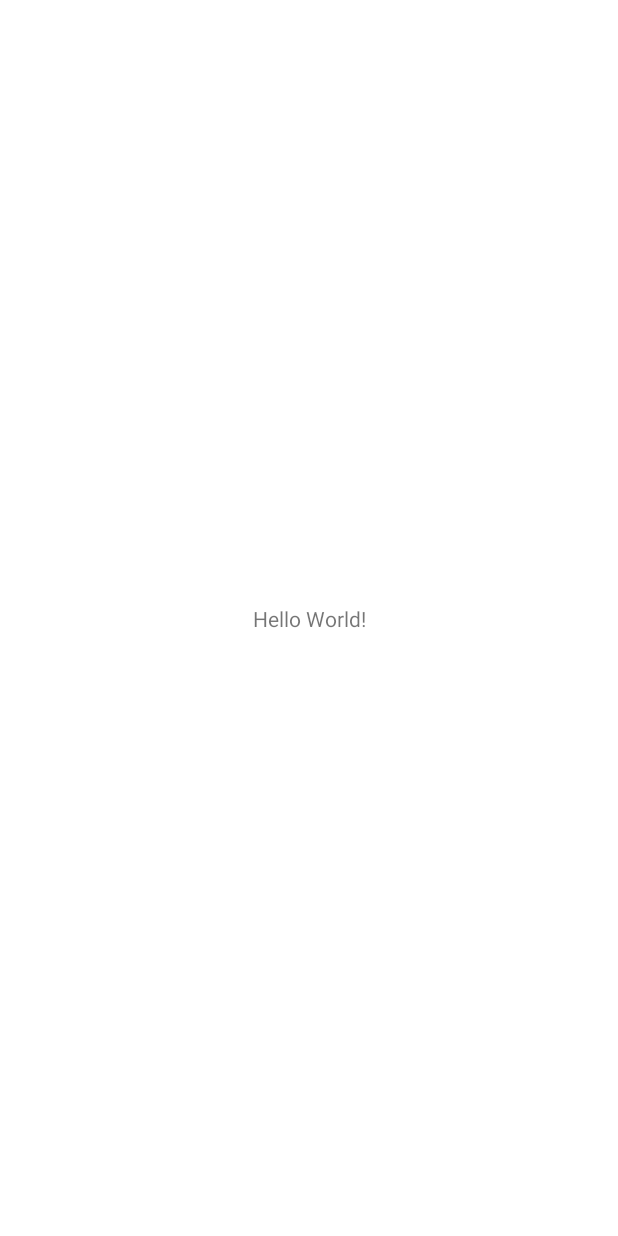
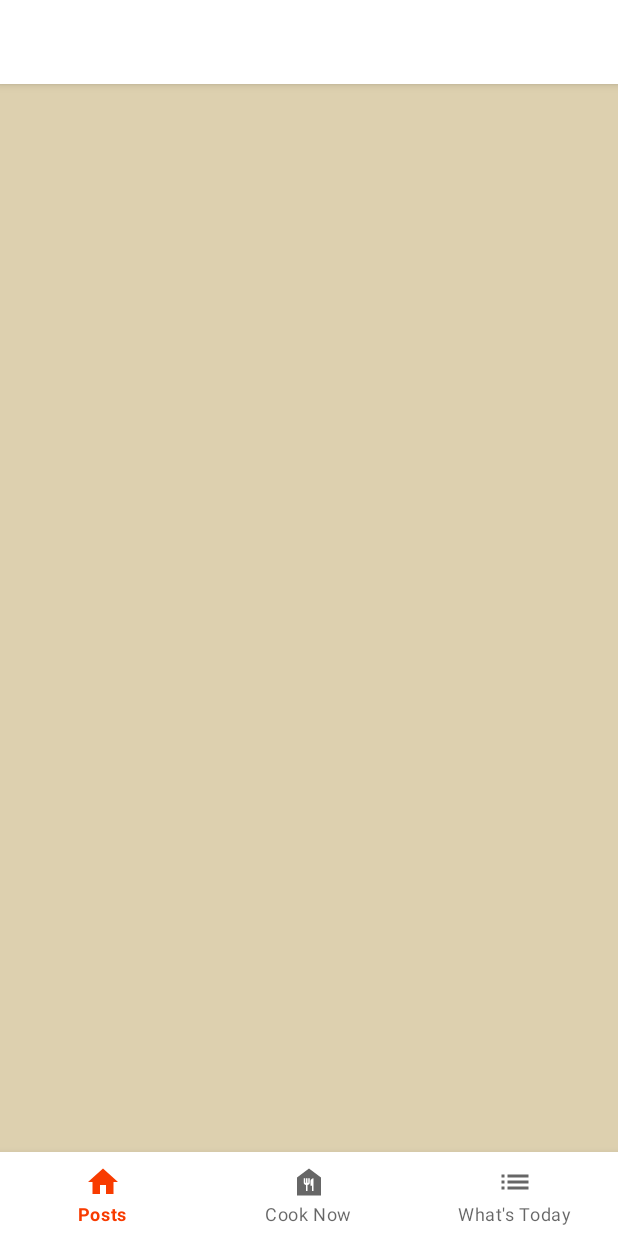
Before and after one commit to hey-aayush/Ratatouille, an Android app: the screen it shows after launch once a user with an empty profile is signed in (MainActivity before the commit, StartActivity after it), on a phone screen of 412 x 824 dp. Before the commit the screen is almost empty. Run offline under Robolectric (Android 15) with nearby library versions, the phone set to English and light mode, and no system bars; our stand-ins replace Firebase (no records; nobody signed in at launch, a user with empty details on screens opened directly), data binding.

Commit message:
added bottom navigation layout

```diff
--- a/app/src/main/AndroidManifest.xml
+++ b/app/src/main/AndroidManifest.xml
@@ -9,7 +9,8 @@
         android:roundIcon="@mipmap/ic_launcher_round"
         android:supportsRtl="true"
         android:theme="@style/Theme.Ratatouille">
-        <activity android:name=".MainActivity"></activity>
+        <activity android:name=".Activity.StartActivity"></activity>
+        <activity android:name=".MainActivity" />
         <activity android:name=".Authentication.Register" />
         <activity android:name=".Authentication.Login">
             <intent-filter>
--- /dev/null
+++ b/app/src/main/java/com/example/ratatouille/Activity/StartActivity.java
@@ -0,0 +1,16 @@
+package com.example.ratatouille.Activity;
+
+import androidx.appcompat.app.AppCompatActivity;
+
+import android.os.Bundle;
+
+import com.example.ratatouille.R;
+
+public class StartActivity extends AppCompatActivity {
+
+    @Override
+    protected void onCreate(Bundle savedInstanceState) {
+        super.onCreate(savedInstanceState);
+        setContentView(R.layout.activity_start);
+    }
+}
--- a/app/src/main/java/com/example/ratatouille/Authentication/Login.java
+++ b/app/src/main/java/com/example/ratatouille/Authentication/Login.java
@@ -16,7 +16,8 @@ import android.widget.ProgressBar;
 import android.widget.TextView;
 import android.widget.Toast;
 
-import com.example.ratatouille.MainActivity;
+import com.example.ratatouille.Activity.StartActivity;
+
 import com.example.ratatouille.R;
 import com.google.android.gms.tasks.OnCompleteListener;
 import com.google.android.gms.tasks.OnFailureListener;
@@ -51,7 +52,7 @@ public class Login extends AppCompatActivity {
         user = mAuth.getCurrentUser();
         // If user is logged in already directly open home page
         if(user!=null && user.isEmailVerified()){
-            startActivity(new Intent(getApplicationContext(), MainActivity.class));
+            startActivity(new Intent(getApplicationContext(), StartActivity.class));
             finish();
         }
 
@@ -88,7 +89,7 @@ public class Login extends AppCompatActivity {
                         if (task.isSuccessful()) {
                             user = mAuth.getCurrentUser();
                             if(user.isEmailVerified()){  //verifying the email
-                                startActivity(new Intent(getApplicationContext(), MainActivity.class));
+                                startActivity(new Intent(getApplicationContext(), StartActivity.class));
                                 Toast.makeText(Login.this, "Logged in Successfully", Toast.LENGTH_SHORT).show();}
                             else Toast.makeText(getApplicationContext(),"Please verify email",Toast.LENGTH_SHORT).show();
                         } else {
--- a/app/src/main/java/com/example/ratatouille/Authentication/Register.java
+++ b/app/src/main/java/com/example/ratatouille/Authentication/Register.java
@@ -12,6 +12,7 @@ import android.widget.EditText;
 import android.widget.ProgressBar;
 import android.widget.Toast;
 
+import com.example.ratatouille.Activity.StartActivity;
 import com.example.ratatouille.MainActivity;
 import com.example.ratatouille.Models.User;
 import com.example.ratatouille.R;
@@ -147,7 +148,7 @@ public class Register extends AppCompatActivity {
                                 }
                             })
                             ;
-                            startActivity(new Intent(getApplicationContext(), MainActivity.class));
+                            startActivity(new Intent(getApplicationContext(), StartActivity.class));
                         }else {
                             Toast.makeText(Register.this, "Error ! " + task.getException().getMessage(), Toast.LENGTH_SHORT).show();
                             //progressBar.setVisibility(View.GONE);
--- /dev/null
+++ b/app/src/main/res/drawable/ic_baseline_account_circle_24.xml
@@ -0,0 +1,5 @@
+<vector android:height="24dp" android:tint="#FF2200"
+    android:viewportHeight="24" android:viewportWidth="24"
+    android:width="24dp" xmlns:android="http://schemas.android.com/apk/res/android">
+    <path android:fillColor="@android:color/white" android:pathData="M12,2C6.48,2 2,6.48 2,12s4.48,10 10,10 10,-4.48 10,-10S17.52,2 12,2zM12,5c1.66,0 3,1.34 3,3s-1.34,3 -3,3 -3,-1.34 -3,-3 1.34,-3 3,-3zM12,19.2c-2.5,0 -4.71,-1.28 -6,-3.22 0.03,-1.99 4,-3.08 6,-3.08 1.99,0 5.97,1.09 6,3.08 -1.29,1.94 -3.5,3.22 -6,3.22z"/>
+</vector>
--- /dev/null
+++ b/app/src/main/res/drawable/ic_baseline_food_bank_24.xml
@@ -0,0 +1,10 @@
+<vector xmlns:android="http://schemas.android.com/apk/res/android"
+    android:width="24dp"
+    android:height="24dp"
+    android:viewportWidth="24"
+    android:viewportHeight="24"
+    android:tint="?attr/colorControlNormal">
+    <path
+        android:fillColor="@android:color/white"
+        android:pathData="M12,3L4,9v12h16V9L12,3zM12.5,12.5c0,0.83 -0.67,1.5 -1.5,1.5v4h-1v-4c-0.83,0 -1.5,-0.67 -1.5,-1.5v-3h1v3H10v-3h1v3h0.5v-3h1V12.5zM15,18h-1v-3.5h-1v-3c0,-1.1 0.9,-2 2,-2V18z"/>
+</vector>
--- /dev/null
+++ b/app/src/main/res/drawable/ic_baseline_home_24.xml
@@ -0,0 +1,10 @@
+<vector xmlns:android="http://schemas.android.com/apk/res/android"
+    android:width="24dp"
+    android:height="24dp"
+    android:viewportWidth="24"
+    android:viewportHeight="24"
+    android:tint="?attr/colorControlNormal">
+    <path
+        android:fillColor="@android:color/white"
+        android:pathData="M10,20v-6h4v6h5v-8h3L12,3 2,12h3v8z"/>
+</vector>
--- /dev/null
+++ b/app/src/main/res/drawable/ic_baseline_list_24.xml
@@ -0,0 +1,10 @@
+<vector xmlns:android="http://schemas.android.com/apk/res/android"
+    android:width="24dp"
+    android:height="24dp"
+    android:viewportWidth="24"
+    android:viewportHeight="24"
+    android:tint="?attr/colorControlNormal">
+    <path
+        android:fillColor="@android:color/white"
+        android:pathData="M3,13h2v-2L3,11v2zM3,17h2v-2L3,15v2zM3,9h2L5,7L3,7v2zM7,13h14v-2L7,11v2zM7,17h14v-2L7,15v2zM7,7v2h14L21,7L7,7z"/>
+</vector>
--- /dev/null
+++ b/app/src/main/res/drawable/ic_baseline_login_24.xml
@@ -0,0 +1,5 @@
+<vector android:height="24dp" android:tint="#FF2200"
+    android:viewportHeight="24" android:viewportWidth="24"
+    android:width="24dp" xmlns:android="http://schemas.android.com/apk/res/android">
+    <path android:fillColor="@android:color/white" android:pathData="M11,7L9.6,8.4l2.6,2.6H2v2h10.2l-2.6,2.6L11,17l5,-5L11,7zM20,19h-8v2h8c1.1,0 2,-0.9 2,-2V5c0,-1.1 -0.9,-2 -2,-2h-8v2h8V19z"/>
+</vector>
--- /dev/null
+++ b/app/src/main/res/drawable/ic_settings.xml
@@ -0,0 +1,5 @@
+<vector android:height="50dp" android:tint="#939393"
+    android:viewportHeight="24" android:viewportWidth="24"
+    android:width="50dp" xmlns:android="http://schemas.android.com/apk/res/android">
+    <path android:fillColor="@android:color/white" android:pathData="M19.14,12.94c0.04,-0.3 0.06,-0.61 0.06,-0.94c0,-0.32 -0.02,-0.64 -0.07,-0.94l2.03,-1.58c0.18,-0.14 0.23,-0.41 0.12,-0.61l-1.92,-3.32c-0.12,-0.22 -0.37,-0.29 -0.59,-0.22l-2.39,0.96c-0.5,-0.38 -1.03,-0.7 -1.62,-0.94L14.4,2.81c-0.04,-0.24 -0.24,-0.41 -0.48,-0.41h-3.84c-0.24,0 -0.43,0.17 -0.47,0.41L9.25,5.35C8.66,5.59 8.12,5.92 7.63,6.29L5.24,5.33c-0.22,-0.08 -0.47,0 -0.59,0.22L2.74,8.87C2.62,9.08 2.66,9.34 2.86,9.48l2.03,1.58C4.84,11.36 4.8,11.69 4.8,12s0.02,0.64 0.07,0.94l-2.03,1.58c-0.18,0.14 -0.23,0.41 -0.12,0.61l1.92,3.32c0.12,0.22 0.37,0.29 0.59,0.22l2.39,-0.96c0.5,0.38 1.03,0.7 1.62,0.94l0.36,2.54c0.05,0.24 0.24,0.41 0.48,0.41h3.84c0.24,0 0.44,-0.17 0.47,-0.41l0.36,-2.54c0.59,-0.24 1.13,-0.56 1.62,-0.94l2.39,0.96c0.22,0.08 0.47,0 0.59,-0.22l1.92,-3.32c0.12,-0.22 0.07,-0.47 -0.12,-0.61L19.14,12.94zM12,15.6c-1.98,0 -3.6,-1.62 -3.6,-3.6s1.62,-3.6 3.6,-3.6s3.6,1.62 3.6,3.6S13.98,15.6 12,15.6z"/>
+</vector>
--- /dev/null
+++ b/app/src/main/res/layout/activity_start.xml
@@ -0,0 +1,66 @@
+<?xml version="1.0" encoding="utf-8"?>
+<layout xmlns:android="http://schemas.android.com/apk/res/android"
+    xmlns:app="http://schemas.android.com/apk/res-auto"
+    xmlns:tools="http://schemas.android.com/tools">
+
+    <androidx.drawerlayout.widget.DrawerLayout
+
+        android:id="@+id/drawer_layout"
+        android:layout_width="match_parent"
+        android:layout_height="match_parent"
+        android:fitsSystemWindows="true"
+        tools:context="com.example.hot_potato.Activity.StartActivity"
+        tools:openDrawer="start">
+        <LinearLayout
+            android:layout_width="match_parent"
+            android:layout_height="match_parent"
+            android:orientation="vertical">
+            <androidx.appcompat.widget.Toolbar
+                android:id="@+id/toolbar"
+                android:layout_width="match_parent"
+                android:layout_height="?attr/actionBarSize"
+                android:background="@color/white"
+                android:elevation="4dp"
+                android:theme="@style/Theme.Ratatouille.NoActionBar"
+                app:popupTheme="@style/Theme.Ratatouille.NoActionBar" />
+            <!--  <FrameLayout
+                  android:id="@+id/fragment_container"
+                  android:layout_width="match_parent"
+                  android:layout_height="match_parent" />-->
+            <RelativeLayout
+                android:layout_width="match_parent"
+                android:layout_height="match_parent"
+                android:background="@color/greyishBackground"
+                tools:context=".Activity.StartActivity">
+
+
+
+                <FrameLayout
+                    android:id="@+id/fragment_container"
+                    android:layout_width="match_parent"
+                    android:layout_height="match_parent"
+                    android:layout_above="@+id/bottom_navigation"/>
+
+
+                <com.google.android.material.bottomnavigation.BottomNavigationView
+                    android:id="@+id/bottom_navigation"
+                    android:layout_width="match_parent"
+                    android:layout_height="wrap_content"
+                    android:layout_alignParentBottom="true"
+                    android:background="@color/white"
+                    app:menu="@menu/bottom_nav_menu" />
+
+            </RelativeLayout>
+        </LinearLayout>
+        <com.google.android.material.navigation.NavigationView
+            android:id="@+id/nav_view"
+            android:layout_width="wrap_content"
+            android:layout_height="match_parent"
+            android:layout_gravity="start"
+            app:headerLayout="@layout/nav_header"
+            app:menu="@menu/drawer_menu" />
+    </androidx.drawerlayout.widget.DrawerLayout>
+
+
+
+</layout>
--- /dev/null
+++ b/app/src/main/res/layout/nav_header.xml
@@ -0,0 +1,24 @@
+<?xml version="1.0" encoding="utf-8"?>
+<LinearLayout xmlns:android="http://schemas.android.com/apk/res/android"
+    android:layout_width="match_parent"
+    android:layout_height="176dp"
+    android:background="@color/red"
+    android:gravity="bottom"
+    android:orientation="vertical"
+    android:padding="16dp"
+    android:theme="@style/ThemeOverlay.AppCompat.Dark">
+    <ImageView
+        android:layout_width="75dp"
+        android:layout_height="75dp"
+        android:src="@drawable/chef" />
+    <TextView
+        android:layout_width="wrap_content"
+        android:layout_height="wrap_content"
+        android:paddingTop="8dp"
+        android:text="Jay"
+        android:textAppearance="@style/TextAppearance.AppCompat.Body1" />
+    <TextView
+        android:layout_width="wrap_content"
+        android:layout_height="wrap_content"
+        android:text="jay22@.com" />
+</LinearLayout>
--- /dev/null
+++ b/app/src/main/res/menu/bottom_nav_menu.xml
@@ -0,0 +1,19 @@
+<?xml version="1.0" encoding="utf-8"?>
+<menu xmlns:android="http://schemas.android.com/apk/res/android">
+
+    <item
+        android:id="@+id/navigation_post"
+        android:icon="@drawable/ic_baseline_home_24"
+        android:title="@string/title_post"/>
+
+    <item
+        android:id="@+id/navigation_cook_now"
+        android:icon="@drawable/ic_baseline_food_bank_24"
+        android:title="@string/title_cook_now"/>
+
+    <item
+        android:id="@+id/navigation_what_today"
+        android:icon="@drawable/ic_baseline_list_24"
+        android:title="@string/title_what_today"/>
+
+</menu>
--- /dev/null
+++ b/app/src/main/res/menu/drawer_menu.xml
@@ -0,0 +1,25 @@
+<?xml version="1.0" encoding="utf-8"?>
+<menu xmlns:android="http://schemas.android.com/apk/res/android"
+    xmlns:tools="http://schemas.android.com/tools"
+    tools:showIn="navigation_view">
+    <group android:checkableBehavior="single">
+        <item
+            android:id="@+id/nav_profile"
+            android:icon="@drawable/ic_baseline_account_circle_24"
+            android:title="Profilile" />
+        <item
+            android:id="@+id/nav_settingst"
+            android:icon="@drawable/ic_settings"
+            android:title="Settings" />
+
+    </group>
+    <item android:title="LogOut">
+        <menu>
+            <item
+                android:id="@+id/nav_logout"
+                android:icon="@drawable/ic_baseline_login_24"
+                android:title="LogOut" />
+
+        </menu>
+    </item>
+</menu>
--- a/app/src/main/res/values/colors.xml
+++ b/app/src/main/res/values/colors.xml
@@ -8,4 +8,8 @@
     <color name="black">#FF000000</color>
     <color name="white">#FFFFFFFF</color>
     <color name="red">#F83B00</color>
+
+
+    <!-- for start activity background color  -->
+    <color name="greyishBackground">#DDD0AF</color>
 </resources>
--- a/app/src/main/res/values/strings.xml
+++ b/app/src/main/res/values/strings.xml
@@ -1,3 +1,8 @@
 <resources>
     <string name="app_name">Ratatouille</string>
+
+    <!-- bootom_nav_titles  -->
+    <string name="title_post">Posts</string>
+    <string name="title_cook_now">Cook Now</string>
+    <string name="title_what_today">What\'s Today</string>
 </resources>
--- a/app/src/main/res/values/themes.xml
+++ b/app/src/main/res/values/themes.xml
@@ -13,4 +13,11 @@
         <item name="android:statusBarColor" tools:targetApi="l">?attr/colorPrimaryVariant</item>
         <!-- Customize your theme here. -->
     </style>
+
+
+    <!-- for start activity toolbar  -->
+    <style name="Theme.Ratatouille.NoActionBar">
+        <item name="windowActionBar">false</item>
+        <item name="windowNoTitle">true</item>
+    </style>
 </resources>
```
Also changed, not shown: app/src/main/res/drawable/chef.png (added).
